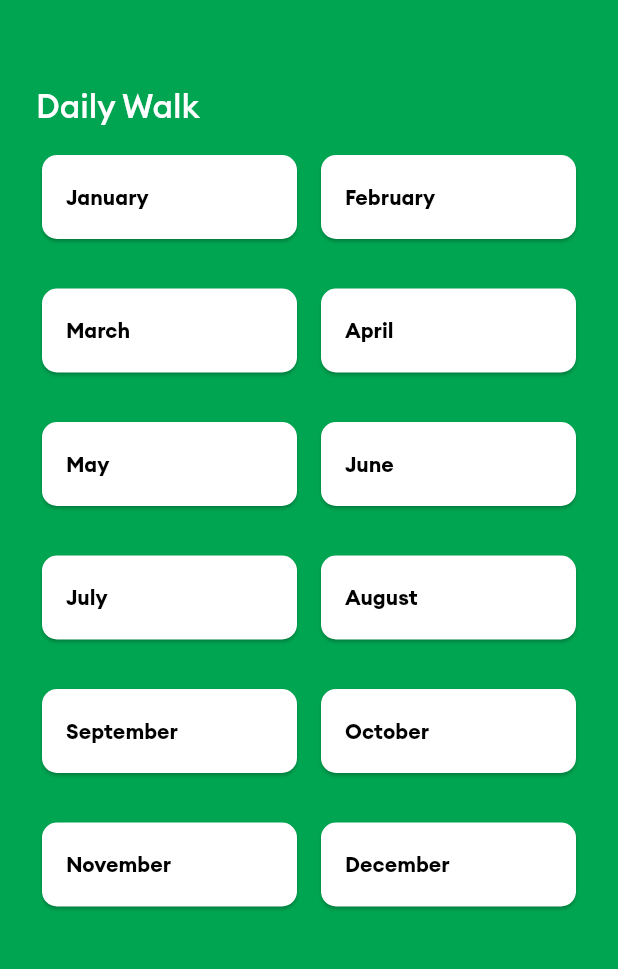
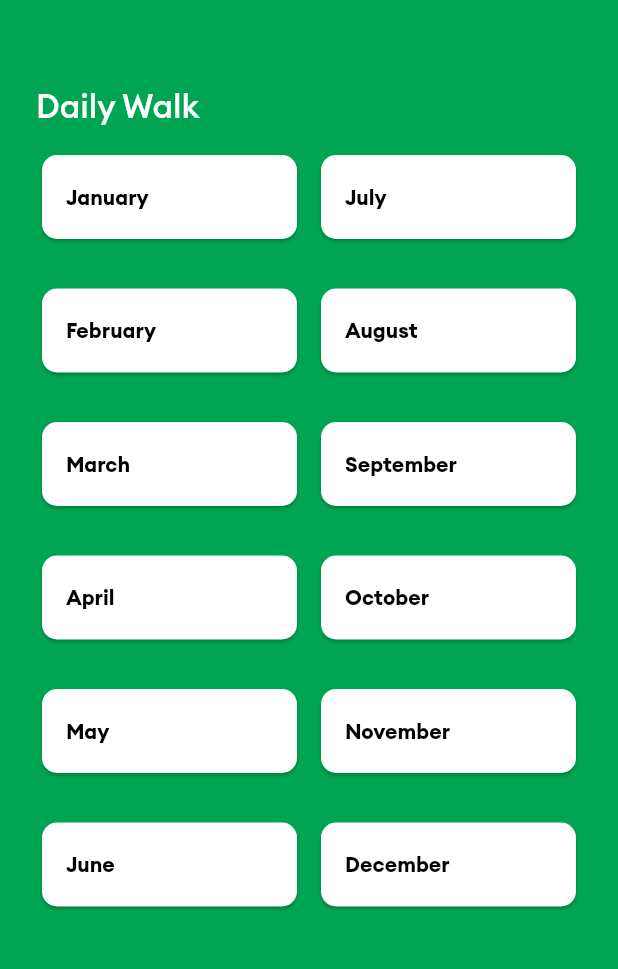
Before and after one commit to YemiKrist/Devotion, a Flutter app: the Months screen opened directly, on a phone screen of 412 x 824 dp, the part 82-1051 px from its top. Run offline on Flutter 3.47's test engine with Material 2 defaults, Android fonts, the light colour scheme and no system bars; our stand-ins replace get.

Commit message:
Re-formated months and text themes update

```diff
--- a/lib/constants/months.dart
+++ b/lib/constants/months.dart
@@ -1,14 +1,14 @@
-List <String> months = [
+List<String> months = [
   'January',
+  'July',
   'February',
+  'August',
   'March',
+  'September',
   'April',
+  'October',
   'May',
+  'November',
   'June',
-  'July',
-  'August',
-  'September',
-  'October',
-  'November',
   'December'
 ];
--- a/lib/utils/text-theme.dart
+++ b/lib/utils/text-theme.dart
@@ -51,4 +51,19 @@ const TextTheme TEXT_THEME_SMALL = TextTheme(
       fontWeight: FontWeight.w500,
       fontSize: 20,
       fontFamily: 'Euclid-Medium'),
+  headline4: TextStyle(
+      color: textColorBlack,
+      fontWeight: FontWeight.w600,
+      fontSize: 14,
+      fontFamily: 'Euclid-Bold'),
+  subtitle1: TextStyle(
+      color: textColorSub,
+      fontWeight: FontWeight.w400,
+      fontStyle: FontStyle.normal,
+      fontSize: 12),
+  bodyText1: TextStyle(
+      color: textColorBlack,
+      fontWeight: FontWeight.w400,
+      fontStyle: FontStyle.normal,
+      fontSize: 14),
 );
```
